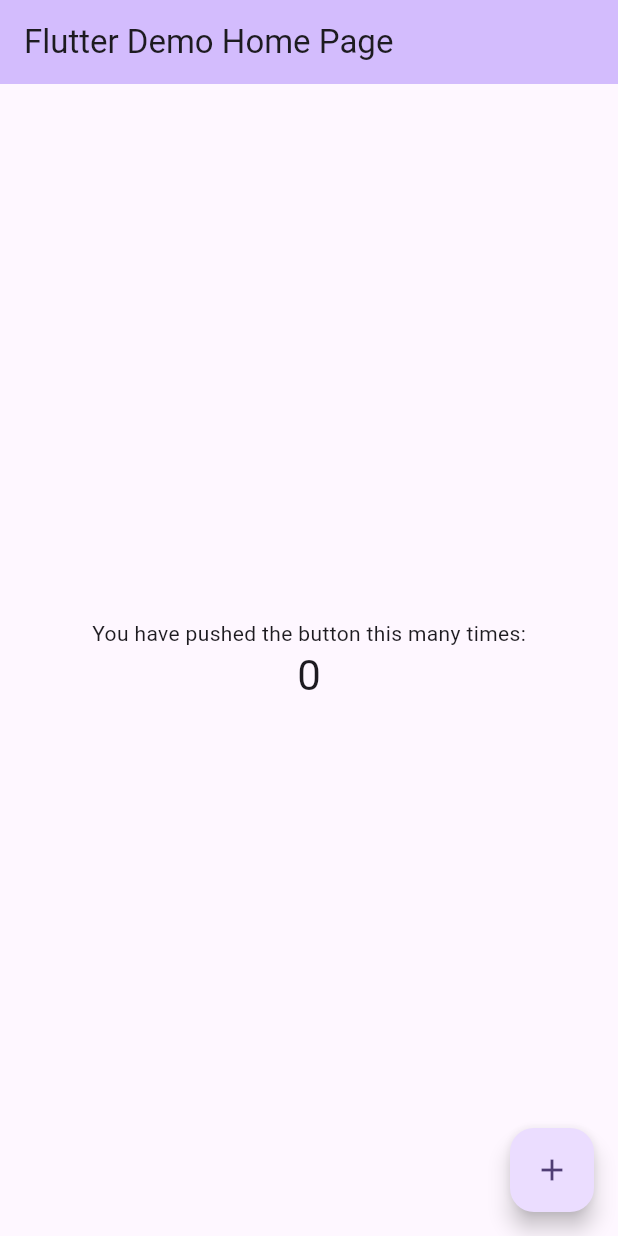
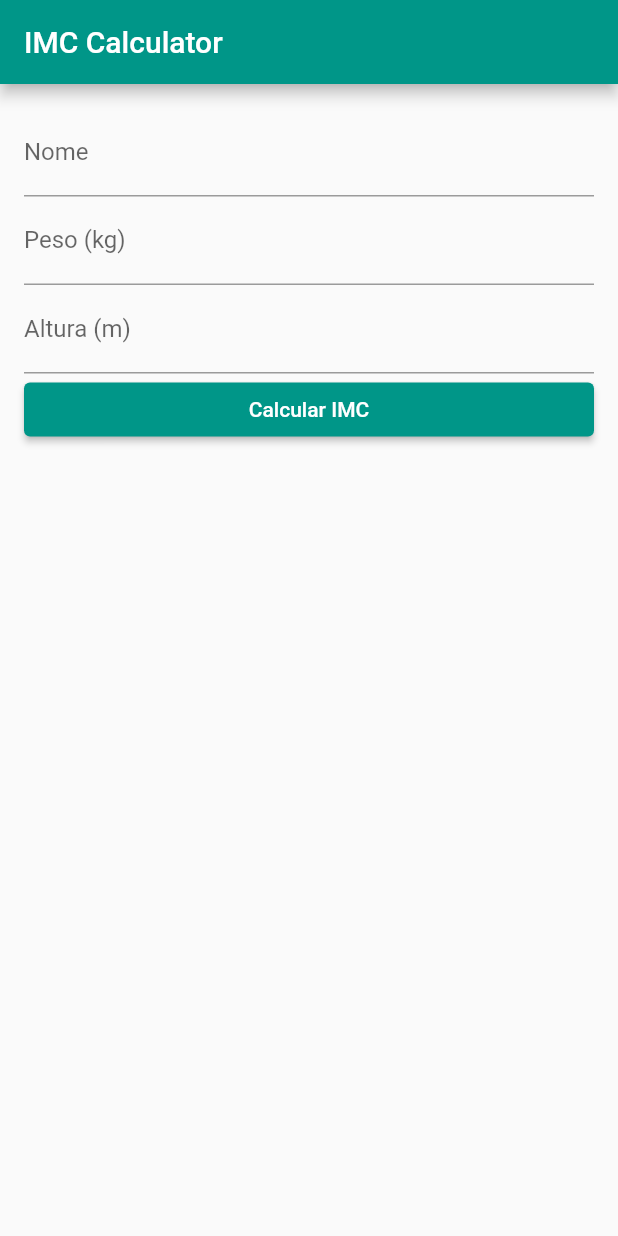
Before and after one commit to HeloisaFelizardo/Santander-Bootcamp-Flutter, a Flutter app: the screen it shows after launch, on a phone screen of 412 x 824 dp. Run offline on Flutter 3.47's test engine with Material 2 defaults, Android fonts, the phone set to English and light mode, and no system bars; our stand-ins replace google_fonts.

Commit message:
feat: Calculadora IMC

```diff
--- a/flutter_apps/calculadora_imc/analysis_options.yaml
+++ b/flutter_apps/calculadora_imc/analysis_options.yaml
@@ -21,8 +21,8 @@ linter:
   # `// ignore_for_file: name_of_lint` syntax on the line or in the file
   # producing the lint.
   rules:
+    - library_private_types_in_public_api
     # avoid_print: false  # Uncomment to disable the `avoid_print` rule
     # prefer_single_quotes: true  # Uncomment to enable the `prefer_single_quotes` rule
-
 # Additional information about this file can be found at
 # https://dart.dev/guides/language/analysis-options
--- a/flutter_apps/calculadora_imc/lib/main.dart
+++ b/flutter_apps/calculadora_imc/lib/main.dart
@@ -1,125 +1,149 @@
 import 'package:flutter/material.dart';
+import 'package:intl/intl.dart';
 
 void main() {
-  runApp(const MyApp());
+  runApp(const IMCCalculatorApp());
 }
 
-class MyApp extends StatelessWidget {
-  const MyApp({super.key});
+class IMCCalculatorApp extends StatelessWidget {
+  const IMCCalculatorApp({super.key});
 
-  // This widget is the root of your application.
   @override
   Widget build(BuildContext context) {
     return MaterialApp(
-      title: 'Flutter Demo',
+      debugShowCheckedModeBanner: false,
+      title: 'IMC Calculator',
       theme: ThemeData(
-        // This is the theme of your application.
-        //
-        // TRY THIS: Try running your application with "flutter run". You'll see
-        // the application has a blue toolbar. Then, without quitting the app,
-        // try changing the seedColor in the colorScheme below to Colors.green
-        // and then invoke "hot reload" (save your changes or press the "hot
-        // reload" button in a Flutter-supported IDE, or press "r" if you used
-        // the command line to start the app).
-        //
-        // Notice that the counter didn't reset back to zero; the application
-        // state is not lost during the reload. To reset the state, use hot
-        // restart instead.
-        //
-        // This works for code too, not just values: Most code changes can be
-        // tested with just a hot reload.
-        colorScheme: ColorScheme.fromSeed(seedColor: Colors.deepPurple),
-        useMaterial3: true,
+        primarySwatch: Colors.teal,
       ),
-      home: const MyHomePage(title: 'Flutter Demo Home Page'),
+      home: const IMCCalculatorScreen(),
     );
   }
 }
 
-class MyHomePage extends StatefulWidget {
-  const MyHomePage({super.key, required this.title});
-
-  // This widget is the home page of your application. It is stateful, meaning
-  // that it has a State object (defined below) that contains fields that affect
-  // how it looks.
-
-  // This class is the configuration for the state. It holds the values (in this
-  // case the title) provided by the parent (in this case the App widget) and
-  // used by the build method of the State. Fields in a Widget subclass are
-  // always marked "final".
-
-  final String title;
+class IMCCalculatorScreen extends StatefulWidget {
+  const IMCCalculatorScreen({super.key});
 
   @override
-  State<MyHomePage> createState() => _MyHomePageState();
+  _IMCCalculatorScreenState createState() => _IMCCalculatorScreenState();
 }
 
-class _MyHomePageState extends State<MyHomePage> {
-  int _counter = 0;
-
-  void _incrementCounter() {
-    setState(() {
-      // This call to setState tells the Flutter framework that something has
-      // changed in this State, which causes it to rerun the build method below
-      // so that the display can reflect the updated values. If we changed
-      // _counter without calling setState(), then the build method would not be
-      // called again, and so nothing would appear to happen.
-      _counter++;
-    });
-  }
+class _IMCCalculatorScreenState extends State<IMCCalculatorScreen> {
+  TextEditingController nameController = TextEditingController();
+  TextEditingController weightController = TextEditingController();
+  TextEditingController heightController = TextEditingController();
+  List<Measurement> measurements = [];
+  final DateFormat dateFormatter = DateFormat('dd/MM/yyyy');
 
   @override
   Widget build(BuildContext context) {
-    // This method is rerun every time setState is called, for instance as done
-    // by the _incrementCounter method above.
-    //
-    // The Flutter framework has been optimized to make rerunning build methods
-    // fast, so that you can just rebuild anything that needs updating rather
-    // than having to individually change instances of widgets.
     return Scaffold(
       appBar: AppBar(
-        // TRY THIS: Try changing the color here to a specific color (to
-        // Colors.amber, perhaps?) and trigger a hot reload to see the AppBar
-        // change color while the other colors stay the same.
-        backgroundColor: Theme.of(context).colorScheme.inversePrimary,
-        // Here we take the value from the MyHomePage object that was created by
-        // the App.build method, and use it to set our appbar title.
-        title: Text(widget.title),
+        title: const Text('IMC Calculator'),
       ),
-      body: Center(
-        // Center is a layout widget. It takes a single child and positions it
-        // in the middle of the parent.
+      body: Padding(
+        padding: const EdgeInsets.all(16.0),
         child: Column(
-          // Column is also a layout widget. It takes a list of children and
-          // arranges them vertically. By default, it sizes itself to fit its
-          // children horizontally, and tries to be as tall as its parent.
-          //
-          // Column has various properties to control how it sizes itself and
-          // how it positions its children. Here we use mainAxisAlignment to
-          // center the children vertically; the main axis here is the vertical
-          // axis because Columns are vertical (the cross axis would be
-          // horizontal).
-          //
-          // TRY THIS: Invoke "debug painting" (choose the "Toggle Debug Paint"
-          // action in the IDE, or press "p" in the console), to see the
-          // wireframe for each widget.
-          mainAxisAlignment: MainAxisAlignment.center,
+          crossAxisAlignment: CrossAxisAlignment.stretch,
           children: <Widget>[
-            const Text(
-              'You have pushed the button this many times:',
+            TextFormField(
+              controller: nameController,
+              decoration: const InputDecoration(labelText: 'Nome'),
             ),
-            Text(
-              '$_counter',
-              style: Theme.of(context).textTheme.headlineMedium,
+            TextFormField(
+              controller: weightController,
+              decoration: const InputDecoration(labelText: 'Peso (kg)'),
+              keyboardType: TextInputType.number,
+            ),
+            TextFormField(
+              controller: heightController,
+              decoration: const InputDecoration(labelText: 'Altura (m)'),
+              keyboardType: TextInputType.number,
+            ),
+            ElevatedButton(
+              onPressed: calculateIMC,
+              child: const Text('Calcular IMC'),
+            ),
+            Expanded(
+              child: ListView.builder(
+                itemCount: measurements.length,
+                itemBuilder: (context, index) {
+                  return ListTile(
+                    title: Text('Nome: ${measurements[index].name}'),
+                    subtitle: Column(
+                      crossAxisAlignment: CrossAxisAlignment.start,
+                      children: [
+                        Text('Peso: ${measurements[index].weight} kg'),
+                        Text('Altura: ${measurements[index].height} m'),
+                        Text('IMC: ${measurements[index].calculateIMC()}'),
+                        Text(
+                            'Classificação: ${measurements[index].classification}'),
+                        Text(
+                            'Data da medição: ${dateFormatter.format(measurements[index].date)}'),
+                      ],
+                    ),
+                  );
+                },
+              ),
             ),
           ],
         ),
       ),
-      floatingActionButton: FloatingActionButton(
-        onPressed: _incrementCounter,
-        tooltip: 'Increment',
-        child: const Icon(Icons.add),
-      ), // This trailing comma makes auto-formatting nicer for build methods.
     );
   }
+
+  void calculateIMC() {
+    String name = nameController.text;
+    double weight =
+        double.tryParse(weightController.text.replaceAll(',', '.')) ?? 0.0;
+    double height =
+        double.tryParse(heightController.text.replaceAll(',', '.')) ?? 0.0;
+
+    if (name.isEmpty || weight <= 0 || height <= 0) {
+      return;
+    }
+
+    double imc = weight / (height * height);
+    String classification = getIMCClassification(imc);
+
+    setState(() {
+      measurements.add(Measurement(
+          name, DateTime.now(), weight, height, imc, classification));
+      nameController.clear();
+      weightController.clear();
+      heightController.clear();
+    });
+  }
+
+  String getIMCClassification(double imc) {
+    if (imc < 18.5) {
+      return "Abaixo do peso";
+    } else if (imc < 24.9) {
+      return "Peso normal";
+    } else if (imc < 29.9) {
+      return "Sobrepeso";
+    } else if (imc < 34.9) {
+      return "Obesidade Grau 1";
+    } else if (imc < 39.9) {
+      return "Obesidade Grau 2";
+    } else {
+      return "Obesidade Grau 3";
+    }
+  }
 }
+
+class Measurement {
+  final String name;
+  final DateTime date;
+  final double weight;
+  final double height;
+  final double imc;
+  final String classification;
+
+  Measurement(this.name, this.date, this.weight, this.height, this.imc,
+      this.classification);
+
+  String calculateIMC() {
+    return imc.toStringAsFixed(2);
+  }
+}
--- a/flutter_apps/calculadora_imc/pubspec.yaml
+++ b/flutter_apps/calculadora_imc/pubspec.yaml
@@ -30,11 +30,11 @@ environment:
 dependencies:
   flutter:
     sdk: flutter
-
-
   # The following adds the Cupertino Icons font to your application.
   # Use with the CupertinoIcons class for iOS style icons.
   cupertino_icons: ^1.0.2
+  google_fonts: ^6.1.0
+  intl: ^0.18.1
 
 dev_dependencies:
   flutter_test:
@@ -52,7 +52,6 @@ dev_dependencies:
 
 # The following section is specific to Flutter packages.
 flutter:
-
   # The following line ensures that the Material Icons font is
   # included with your application, so that you can use the icons in
   # the material Icons class.
```
Also changed, not shown: flutter_apps/calculadora_imc/pubspec.lock, 3 other files.
